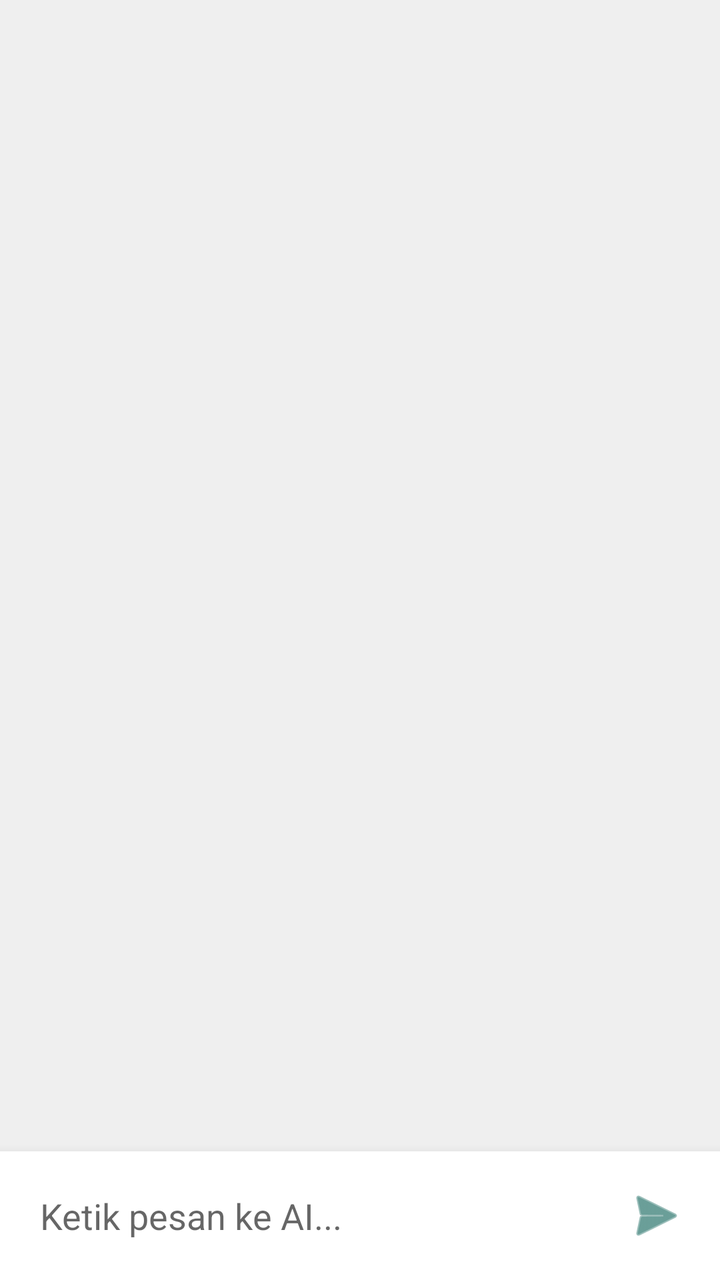
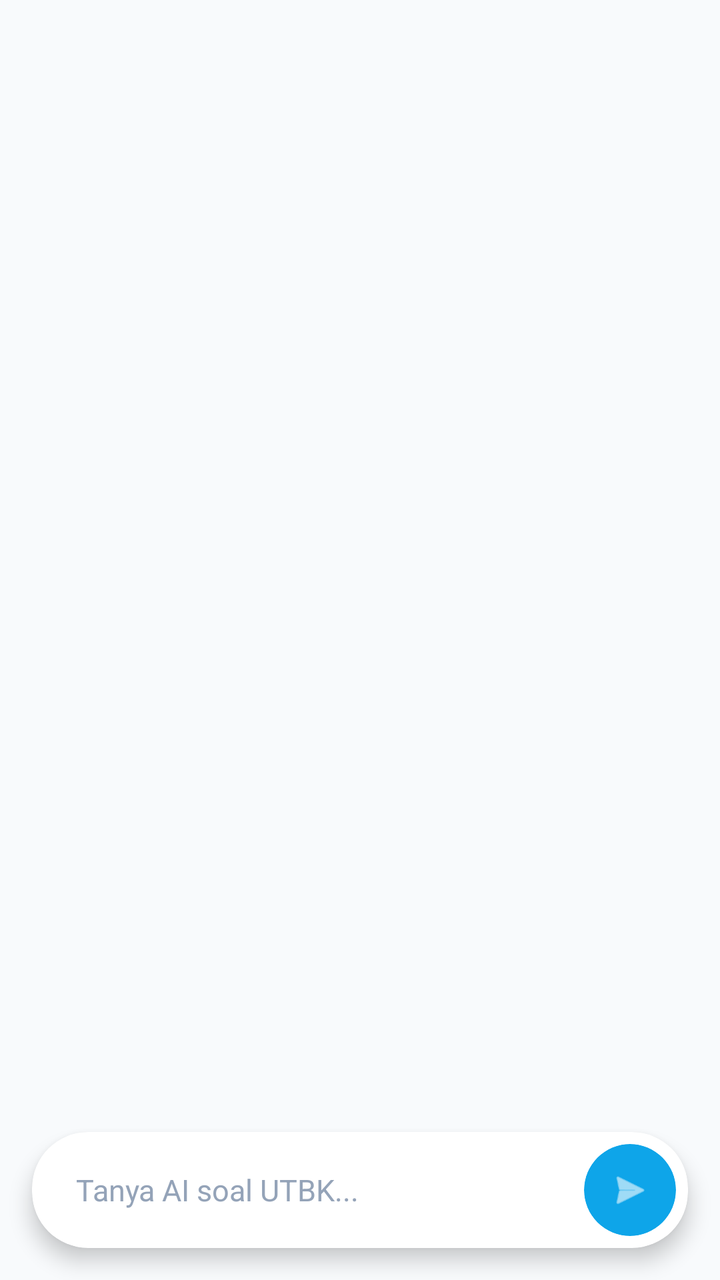

The first picture is an Android layout as it rendered before a commit; the second is the same layout after the commit. The layout source and the unified diff follow.
<!-- AndroidManifest.xml: application theme Theme.AppCompat.Light.NoActionBar -->
<!-- res/layout/activity_chat.xml -->
<?xml version="1.0" encoding="utf-8"?>
<androidx.constraintlayout.widget.ConstraintLayout
    xmlns:android="http://schemas.android.com/apk/res/android"
    xmlns:app="http://schemas.android.com/apk/res-auto"
    android:layout_width="match_parent"
    android:layout_height="match_parent"
    android:background="#EFEFEF"> <androidx.recyclerview.widget.RecyclerView
    android:id="@+id/rvChat"
    android:layout_width="0dp"
    android:layout_height="0dp"
    android:padding="8dp"
    android:clipToPadding="false"
    app:layout_constraintTop_toTopOf="parent"
    app:layout_constraintBottom_toTopOf="@+id/layoutInput"
    app:layout_constraintStart_toStartOf="parent"
    app:layout_constraintEnd_toEndOf="parent" />

    <LinearLayout
        android:id="@+id/layoutInput"
        android:layout_width="0dp"
        android:layout_height="wrap_content"
        android:orientation="horizontal"
        android:padding="8dp"
        android:background="@android:color/white"
        android:elevation="8dp"
        android:gravity="center_vertical"
        app:layout_constraintBottom_toBottomOf="parent"
        app:layout_constraintStart_toStartOf="parent"
        app:layout_constraintEnd_toEndOf="parent">

        <EditText
            android:id="@+id/etMessage"
            android:layout_width="0dp"
            android:layout_height="wrap_content"
            android:layout_weight="1"
            android:hint="Ketik pesan ke AI..."
            android:background="@android:color/transparent"
            android:padding="12dp"
            android:maxLines="4"
            android:inputType="textMultiLine" />

        <ImageButton
            android:id="@+id/btnSend"
            android:layout_width="48dp"
            android:layout_height="48dp"
            android:src="@android:drawable/ic_menu_send"
            android:background="?attr/selectableItemBackgroundBorderless"
            android:contentDescription="Kirim Pesan"
            app:tint="#075E54" /> </LinearLayout>

</androidx.constraintlayout.widget.ConstraintLayout>
<!-- resources referenced by this layout -->
<resources>

</resources>

<!-- the commit's change to res/layout/activity_chat.xml (unified diff, before → after) -->
@@ -1,51 +1,69 @@
 <?xml version="1.0" encoding="utf-8"?>
-<androidx.constraintlayout.widget.ConstraintLayout
-    xmlns:android="http://schemas.android.com/apk/res/android"
+<RelativeLayout xmlns:android="http://schemas.android.com/apk/res/android"
     xmlns:app="http://schemas.android.com/apk/res-auto"
     android:layout_width="match_parent"
     android:layout_height="match_parent"
-    android:background="#EFEFEF"> <androidx.recyclerview.widget.RecyclerView
+    android:background="#F8FAFC"> <androidx.recyclerview.widget.RecyclerView
     android:id="@+id/rvChat"
-    android:layout_width="0dp"
-    android:layout_height="0dp"
-    android:padding="8dp"
+    android:layout_width="match_parent"
+    android:layout_height="match_parent"
+    android:layout_above="@+id/cardInput"
     android:clipToPadding="false"
-    app:layout_constraintTop_toTopOf="parent"
-    app:layout_constraintBottom_toTopOf="@+id/layoutInput"
-    app:layout_constraintStart_toStartOf="parent"
-    app:layout_constraintEnd_toEndOf="parent" />
+    android:padding="16dp" />
 
-    <LinearLayout
-        android:id="@+id/layoutInput"
-        android:layout_width="0dp"
+    <androidx.cardview.widget.CardView
+        android:id="@+id/cardInput"
+        android:layout_width="match_parent"
         android:layout_height="wrap_content"
-        android:orientation="horizontal"
-        android:padding="8dp"
-        android:background="@android:color/white"
-        android:elevation="8dp"
-        android:gravity="center_vertical"
-        app:layout_constraintBottom_toBottomOf="parent"
-        app:layout_constraintStart_toStartOf="parent"
-        app:layout_constraintEnd_toEndOf="parent">
+        android:layout_alignParentBottom="true"
+        android:layout_marginHorizontal="16dp"
+        android:layout_marginBottom="16dp"
+        android:layout_marginTop="8dp"
+        app:cardCornerRadius="28dp"
+        app:cardElevation="6dp"
+        app:cardBackgroundColor="#FFFFFF">
 
-        <EditText
-            android:id="@+id/etMessage"
-            android:layout_width="0dp"
+        <LinearLayout
+            android:layout_width="match_parent"
             android:layout_height="wrap_content"
-            android:layout_weight="1"
-            android:hint="Ketik pesan ke AI..."
-            android:background="@android:color/transparent"
-            android:padding="12dp"
-            android:maxLines="4"
-            android:inputType="textMultiLine" />
+            android:orientation="horizontal"
+            android:gravity="center_vertical"
+            android:padding="6dp">
 
-        <ImageButton
-            android:id="@+id/btnSend"
-            android:layout_width="48dp"
-            android:layout_height="48dp"
-            android:src="@android:drawable/ic_menu_send"
-            android:background="?attr/selectableItemBackgroundBorderless"
-            android:contentDescription="Kirim Pesan"
-            app:tint="#075E54" /> </LinearLayout>
+            <EditText
+                android:id="@+id/etMessage"
+                android:layout_width="0dp"
+                android:layout_height="wrap_content"
+                android:layout_weight="1"
+                android:hint="Tanya AI soal UTBK..."
+                android:textColorHint="#94A3B8"
+                android:textColor="#0F172A"
+                android:background="@android:color/transparent"
+                android:paddingHorizontal="16dp"
+                android:paddingVertical="12dp"
+                android:maxLines="4"
+                android:inputType="textMultiLine"
+                android:textSize="15sp" />
 
-</androidx.constraintlayout.widget.ConstraintLayout>
+            <androidx.cardview.widget.CardView
+                android:layout_width="46dp"
+                android:layout_height="46dp"
+                app:cardCornerRadius="23dp"
+                app:cardBackgroundColor="#0EA5E9"
+                app:cardElevation="0dp">
+
+                <ImageButton
+                    android:id="@+id/btnSend"
+                    android:layout_width="match_parent"
+                    android:layout_height="match_parent"
+                    android:src="@android:drawable/ic_menu_send"
+                    android:background="?attr/selectableItemBackgroundBorderless"
+                    android:tint="#FFFFFF"
+                    android:padding="12dp"
+                    android:scaleType="centerInside" />
+            </androidx.cardview.widget.CardView>
+
+        </LinearLayout>
+    </androidx.cardview.widget.CardView>
+
+</RelativeLayout>
